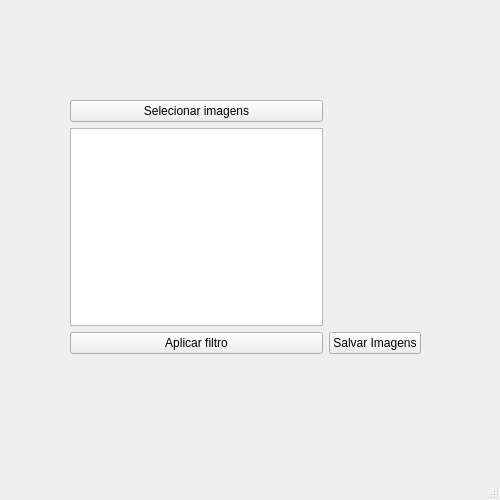
First picture: the form in main_window.ui, repository vitoriabarros132/image-editor-app, before the edit.
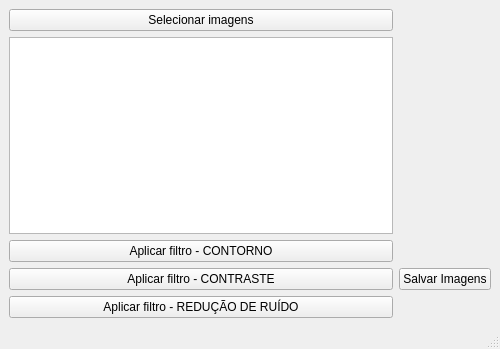
Second picture: the form after the edit. Icons and pictures are not drawn.

Commit message:
Dois novos filtros
Adicionados filtros de contraste e redução de ruído. Função de ver a última imagem modificada com filtro.

What changed in the file:
```diff
--- a/main_window.ui
+++ b/main_window.ui
@@ -7,7 +7,7 @@
     <x>0</x>
     <y>0</y>
     <width>500</width>
-    <height>500</height>
+    <height>349</height>
    </rect>
   </property>
   <property name="maximumSize">
@@ -20,20 +20,22 @@
    <string>MainWindow</string>
   </property>
   <widget class="QWidget" name="centralwidget">
-   <widget class="QWidget" name="">
-    <property name="geometry">
-     <rect>
-      <x>70</x>
-      <y>100</y>
-      <width>351</width>
-      <height>254</height>
-     </rect>
-    </property>
+   <layout class="QGridLayout" name="gridLayout_2">
+    <item row="0" column="0">
+     <layout class="QVBoxLayout" name="verticalLayout">
+      <item>
     <layout class="QGridLayout" name="gridLayout">
-     <item row="0" column="0">
-      <widget class="QPushButton" name="selectImagesButton">
+        <item row="2" column="0">
+         <widget class="QPushButton" name="applyContourButton">
        <property name="text">
-        <string>Selecionar imagens</string>
+           <string>Aplicar filtro - CONTORNO</string>
+          </property>
+         </widget>
+        </item>
+        <item row="4" column="0">
+         <widget class="QPushButton" name="applyNoiseButton">
+          <property name="text">
+           <string>Aplicar filtro - REDUÇÃO DE RUÍDO</string>
        </property>
       </widget>
      </item>
@@ -56,14 +58,21 @@
        </property>
       </widget>
      </item>
-     <item row="2" column="0">
-      <widget class="QPushButton" name="applyFilterButton">
+        <item row="0" column="0">
+         <widget class="QPushButton" name="selectImagesButton">
        <property name="text">
-        <string>Aplicar filtro</string>
+           <string>Selecionar imagens</string>
        </property>
       </widget>
      </item>
-     <item row="2" column="1">
+        <item row="3" column="0">
+         <widget class="QPushButton" name="applyContrastButton">
+          <property name="text">
+           <string>Aplicar filtro - CONTRASTE</string>
+          </property>
+         </widget>
+        </item>
+        <item row="3" column="1">
       <widget class="QPushButton" name="saveButton">
        <property name="text">
         <string>Salvar Imagens</string>
@@ -71,7 +80,10 @@
       </widget>
      </item>
     </layout>
-   </widget>
+      </item>
+     </layout>
+    </item>
+   </layout>
   </widget>
   <widget class="QMenuBar" name="menubar">
    <property name="geometry">
```
Lines whose indentation alone changed are shown as unchanged. The commit also changes 3 other files.
